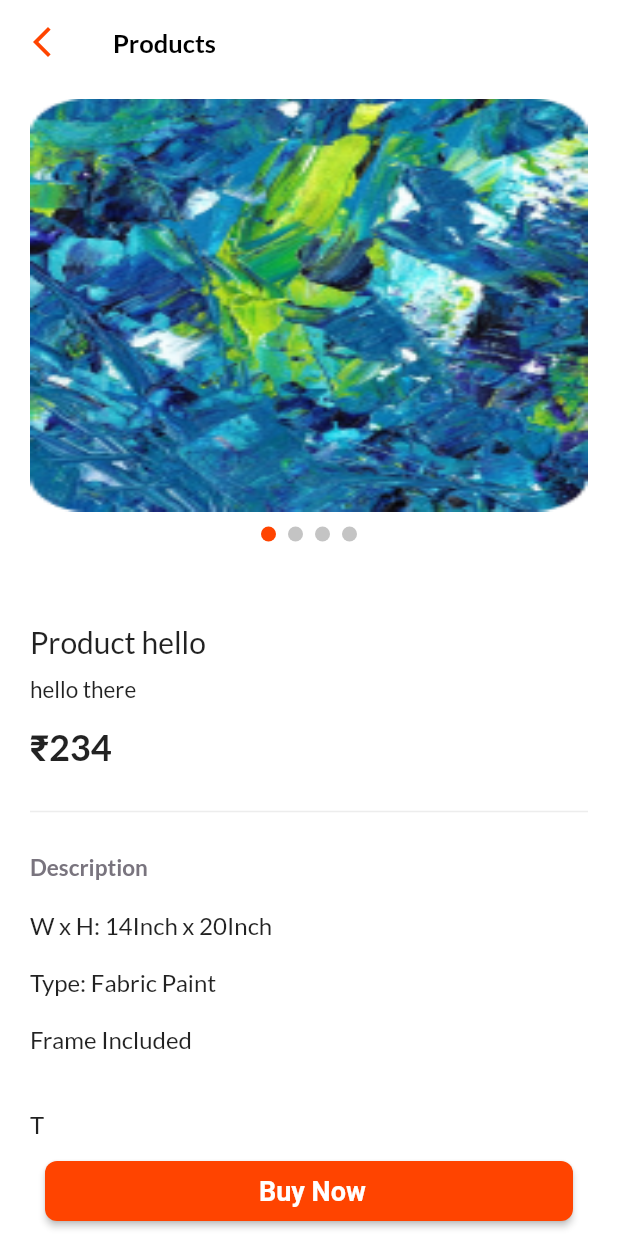
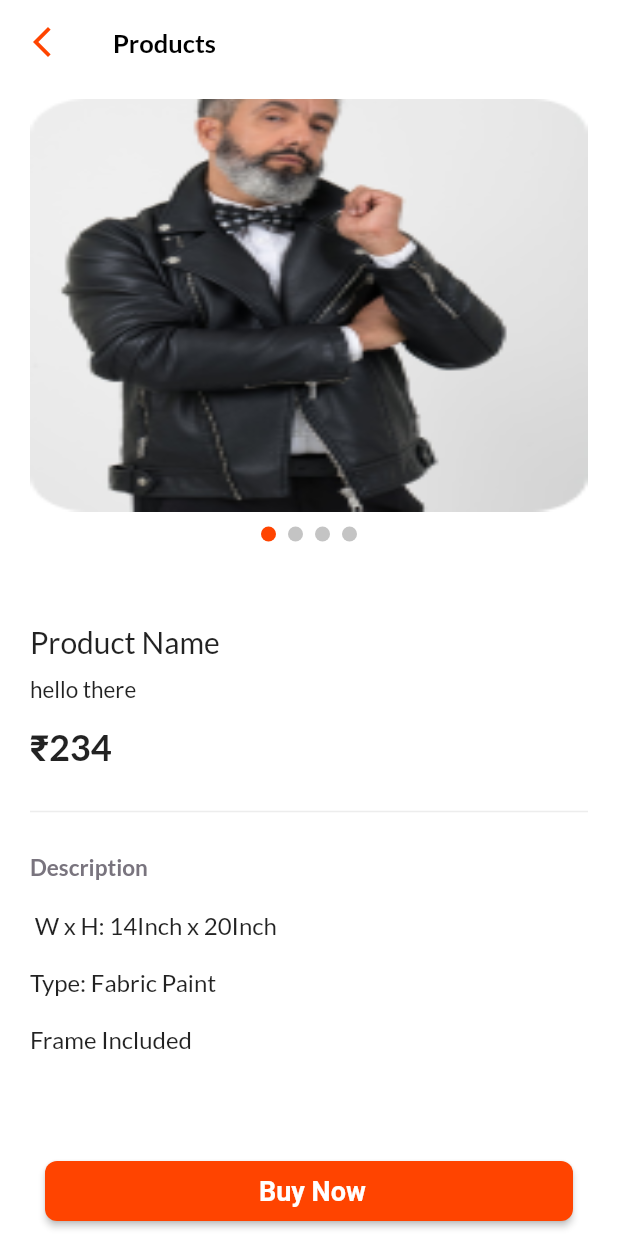
Before and after one commit to angathjr/MES-_kart, a Flutter app: the MainScreen screen opened directly, after a tap on "Product Name", on a phone screen of 412 x 824 dp. Run offline on Flutter 3.47's test engine with Material 2 defaults, Android fonts, the phone set to English and light mode, and no system bars; drawn by our look-alikes of carousel_slider, smooth_page_indicator; our stand-ins replace google_fonts; missing offline and left inert: dart:ffi.

```diff
--- a/lib/products/products.dart
+++ b/lib/products/products.dart
@@ -33,7 +33,7 @@ List<Product> products = [
       color: Color(0xFF3D82AE)),
   Product(
       images: [
-        "lib/images/img4.png",
+        "lib/images/img2.png",
         "lib/images/img2.png",
         "lib/images/img3.png",
         "lib/images/img4.png",
@@ -47,7 +47,7 @@ List<Product> products = [
       color: Color(0xFFD3A984)),
   Product(
       images: [
-        "lib/images/img4.png",
+        "lib/images/img3.png",
         "lib/images/img2.png",
         "lib/images/img3.png",
         "lib/images/img4.png",
@@ -75,7 +75,7 @@ List<Product> products = [
       color: Color(0xFFE6B398)),
   Product(
       images: [
-        "lib/images/img4.png",
+        "lib/images/img2.png",
         "lib/images/img2.png",
         "lib/images/img3.png",
         "lib/images/img4.png",
@@ -89,7 +89,7 @@ List<Product> products = [
       color: Color(0xFFFB7883)),
   Product(
     images: [
-      "lib/images/img4.png",
+      "lib/images/image1.png",
       "lib/images/img2.png",
       "lib/images/img3.png",
       "lib/images/img4.png",
--- a/lib/screens/BottomNavigation.dart
+++ b/lib/screens/BottomNavigation.dart
@@ -11,6 +11,9 @@ class BottomNavigation extends StatelessWidget {
       valueListenable: MainScreen.indexnotify,
       builder: (BuildContext ctx, int updatedindex, Widget? _) {
         return BottomNavigationBar(
+          type: BottomNavigationBarType.fixed,
+          showSelectedLabels: true,
+          showUnselectedLabels: true,
           selectedItemColor: Color(0xffFF4400),
           unselectedItemColor: Color(0xff79747E),
           currentIndex: updatedindex,
@@ -21,6 +24,8 @@ class BottomNavigation extends StatelessWidget {
             BottomNavigationBarItem(icon: Icon(Icons.home), label: 'Home'),
             BottomNavigationBarItem(
                 icon: Icon(Icons.shopping_bag), label: 'My Orders'),
+            BottomNavigationBarItem(
+                icon: Icon(Icons.add_business_rounded), label: 'Sell'),
             BottomNavigationBarItem(icon: Icon(Icons.person), label: 'Profile')
           ],
         );
--- a/lib/screens/Homescreen.dart
+++ b/lib/screens/Homescreen.dart
@@ -14,6 +14,7 @@ class HomeScreen extends StatefulWidget {
 class _HomeScreenState extends State<HomeScreen>
     with SingleTickerProviderStateMixin {
   late TabController _tabcontroller;
+  static int index = 0;
 
   @override
   void initState() {
@@ -58,8 +59,6 @@ class _HomeScreenState extends State<HomeScreen>
             ),
             Flexible(
               flex: 0,
-              child: Container(
-                width: double.maxFinite,
               child: TabBar(
                   onTap: (index) {
                     int updatedindex = index;
@@ -88,9 +87,7 @@ class _HomeScreenState extends State<HomeScreen>
                     ),
                   ]),
             ),
-            ),
-            Container(
-              child: Expanded(
+            Expanded(
               child: TabBarView(controller: _tabcontroller, children: const [
                 AllCatogery(),
                 craftsCategory(),
@@ -98,7 +95,6 @@ class _HomeScreenState extends State<HomeScreen>
                 paintingscategory()
               ]),
             ),
-            ),
           ],
         ),
       ),
--- a/lib/screens/ProductInfo.dart
+++ b/lib/screens/ProductInfo.dart
@@ -1,5 +1,3 @@
-import 'dart:ui';
-
 import 'package:carousel_slider/carousel_slider.dart';
 import 'package:flutter/material.dart';
 import 'package:google_fonts/google_fonts.dart';
@@ -18,11 +16,14 @@ class ProductInfo extends StatefulWidget {
       : super(key: key);
 
   @override
-  State<ProductInfo> createState() => _ProductInfoState();
+  State<ProductInfo> createState() => _ProductInfoState(itemindex);
 }
 
-class _ProductInfoState extends State<ProductInfo> {
+class _ProductInfoState extends State<ProductInfo>
+    with SingleTickerProviderStateMixin {
   int activeindex = 0;
+
+  _ProductInfoState(int itemindex);
   @override
   Widget build(BuildContext context) {
     return SafeArea(
@@ -95,7 +96,7 @@ class _ProductInfoState extends State<ProductInfo> {
                                 dotHeight: 10,
                                 dotWidth: 10),
                             activeIndex: activeindex,
-                            count: products[0].images.length),
+                            count: products[widget.itemindex].images.length),
                         const SizedBox(
                           height: 5,
                         )
@@ -107,7 +108,7 @@ class _ProductInfoState extends State<ProductInfo> {
                   height: 40,
                 ),
                 Text(
-                  products[0].title,
+                  widget.product.title,
                   style: GoogleFonts.lato(
                     fontSize: 20,
                     fontWeight: FontWeight.w400,
@@ -116,14 +117,14 @@ class _ProductInfoState extends State<ProductInfo> {
                 const SizedBox(
                   height: 10,
                 ),
-                Text(products[0].description,
+                Text(widget.product.description,
                     style: GoogleFonts.lato(
                         fontWeight: FontWeight.w400, fontSize: 15)),
                 const SizedBox(
                   height: 15,
                 ),
                 Text(
-                  '₹' + products[0].price.toString(),
+                  '₹' + widget.product.price.toString(),
                   style: GoogleFonts.lato(
                       fontWeight: FontWeight.w700, fontSize: 24),
                 ),
@@ -144,18 +145,21 @@ class _ProductInfoState extends State<ProductInfo> {
                       fontWeight: FontWeight.w700,
                       color: Color(0xff79747E)),
                 ),
-                SizedBox(
+                const SizedBox(
                   height: 20,
                 ),
                 Text(
-                  '''W x H: 14Inch x 20Inch\n\nType: Fabric Paint\n\nFrame Included\n\n\nT
-                    here are many variations of passages of Lorem Ipsum available,
+                  ''' W x H: 14Inch x 20Inch\n\nType: Fabric Paint\n\nFrame Included\n\n\n
+                    There are many variations of passages of Lorem Ipsum available,
                      but the majority have suffered alteration in some form, by injected humour,
                      or randomised words which don't look even slightly believable. If you are going to use a passage of Lorem Ipsum,
                       you need to be sure there isn't anything embarrassing hidden in
-                      the middle of text''',
+                      the middle of text ''',
+                  textAlign: TextAlign.start,
                   style: GoogleFonts.lato(
-                      fontSize: 16, fontWeight: FontWeight.w400),
+                    fontSize: 16,
+                    fontWeight: FontWeight.w400,
+                  ),
                 ),
               ],
             ),
--- a/lib/screens/loginscreen.dart
+++ b/lib/screens/loginscreen.dart
@@ -1,11 +1,6 @@
-import 'dart:ui';
 import 'package:flutter/material.dart';
-import 'package:flutter/painting.dart';
 import 'package:google_fonts/google_fonts.dart';
-import 'package:sample/main.dart';
-import 'package:sample/products/products.dart';
 import 'package:sample/screens/MainScreen.dart';
-import 'package:sample/screens/ProductDetails.dart';
 import 'package:sample/screens/Registration.dart';
 
 class LoginScreen extends StatefulWidget {
--- a/lib/widgets/BuyNowButton.dart
+++ b/lib/widgets/BuyNowButton.dart
@@ -4,16 +4,18 @@ import 'package:sample/screens/ProductDetails.dart';
 
 class BuyNowButton extends StatefulWidget {
   final Product product;
-  final itemindex;
+  int itemindex;
 
   BuyNowButton({Key? key, required this.product, required this.itemindex})
       : super(key: key);
 
   @override
-  State<BuyNowButton> createState() => _BuyNowButtonState();
+  State<BuyNowButton> createState() => _BuyNowButtonState(itemindex);
 }
 
 class _BuyNowButtonState extends State<BuyNowButton> {
+  _BuyNowButtonState(int itemindex);
+
   @override
   Widget build(BuildContext context) {
     return Container(
@@ -26,7 +28,7 @@ class _BuyNowButtonState extends State<BuyNowButton> {
               context,
               MaterialPageRoute(
                   builder: (context) => ProductDetails(
-                        product: products[0],
+                        product: products[widget.itemindex],
                       )));
         },
         child: const Text(
--- a/pubspec.yaml
+++ b/pubspec.yaml
@@ -33,6 +33,7 @@ dependencies:
     sdk: flutter
   flutter_launcher_icons: ^0.9.2
   google_fonts: ^2.3.2
+  image_picker: ^0.8.5
   smooth_page_indicator: ^1.0.0+2
 
 dev_dependencies:
```
Also changed, not shown: lib/screens/MainScreen.dart (+7 -1 lines), lib/screens/SellScreen.dart (added, +246 -0 lines), lib/screens/loadingAndPurchase.dart (added, +87 -0 lines), lib/widgets/ConfirmButton.dart (+6 -1 lines), pubspec.lock. Lines whose indentation alone changed are shown as unchanged.
